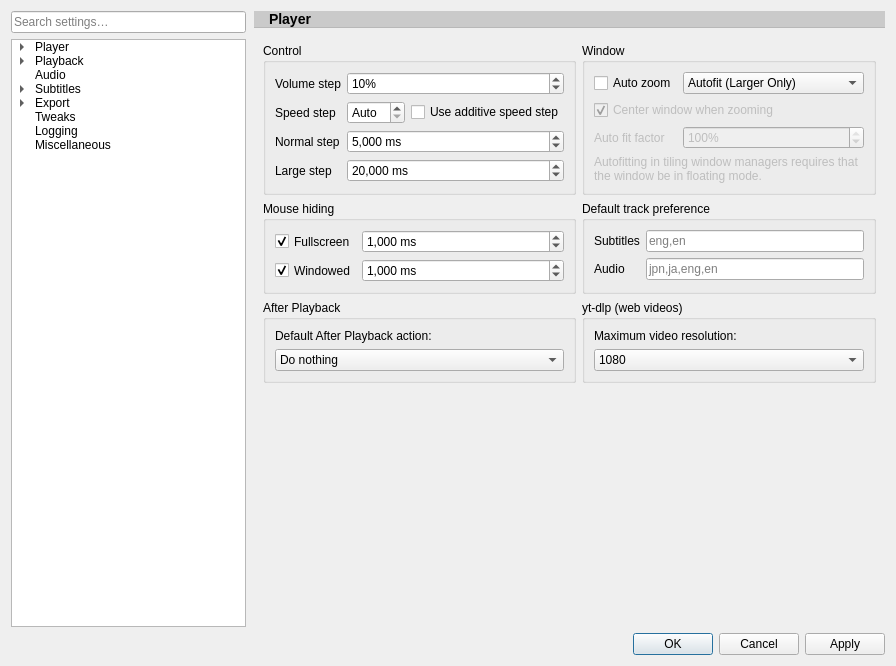
Old version of the form src/settingswindow.ui in the repository mpc-qt/mpc-qt.
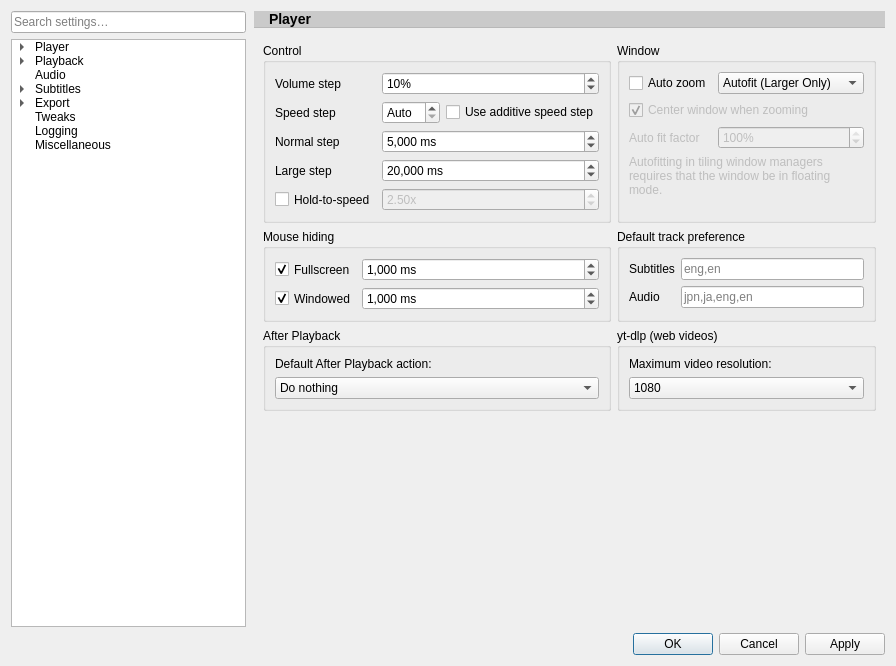
New version of the form. The open tabs and pages were chosen to show the change. Custom widgets are drawn as their Qt base class.

Commit message:
Add hold-to-speed feature
Hold the left mouse button on the video to temporarily play faster.
After the button has been held for 500 ms, playback switches to the
hold speed, and releasing the button goes back to the previous speed.
A normal click keeps its usual action, and moving the mouse far enough
to drag the window before the 500 ms are over cancels the hold.

The feature is off by default. To use it, enable "Hold-to-speed" in
Options > Playback > Control and set the speed next to it (2.5x by
default, from 1x to 100x). It only works while a file is playing, not
when paused or stopped.

The edit to the form file:
```diff
--- a/src/settingswindow.ui
+++ b/src/settingswindow.ui
@@ -1213,6 +1213,50 @@
                 </property>
                </widget>
               </item>
+              <item row="4" column="0">
+               <widget class="QCheckBox" name="playbackHoldSpeedEnable">
+                <property name="sizePolicy">
+                 <sizepolicy hsizetype="Minimum" vsizetype="Preferred">
+                  <horstretch>0</horstretch>
+                  <verstretch>0</verstretch>
+                 </sizepolicy>
+                </property>
+                <property name="text">
+                 <string>Hold-to-speed</string>
+                </property>
+                <property name="checked">
+                 <bool>false</bool>
+                </property>
+               </widget>
+              </item>
+              <item row="4" column="1">
+               <widget class="QDoubleSpinBox" name="playbackHoldSpeed">
+                <property name="enabled">
+                 <bool>false</bool>
+                </property>
+                <property name="sizePolicy">
+                 <sizepolicy hsizetype="MinimumExpanding" vsizetype="Fixed">
+                  <horstretch>0</horstretch>
+                  <verstretch>0</verstretch>
+                 </sizepolicy>
+                </property>
+                <property name="suffix">
+                 <string>x</string>
+                </property>
+                <property name="minimum">
+                 <double>1.000000000000000</double>
+                </property>
+                <property name="maximum">
+                 <double>100.000000000000000</double>
+                </property>
+                <property name="singleStep">
+                 <double>0.100000000000000</double>
+                </property>
+                <property name="value">
+                 <double>2.500000000000000</double>
+                </property>
+               </widget>
+              </item>
              </layout>
             </widget>
            </item>
```
The commit also changes 35 other files.
